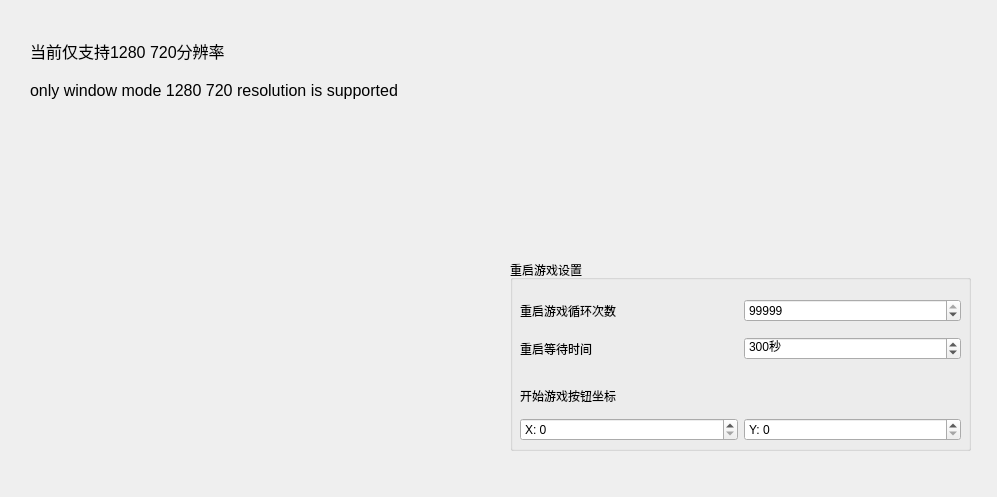
Above: generalpanel.ui from A-SunsetMkt-Forks/wuwaBackendTool before the change. Below: the same form after it.
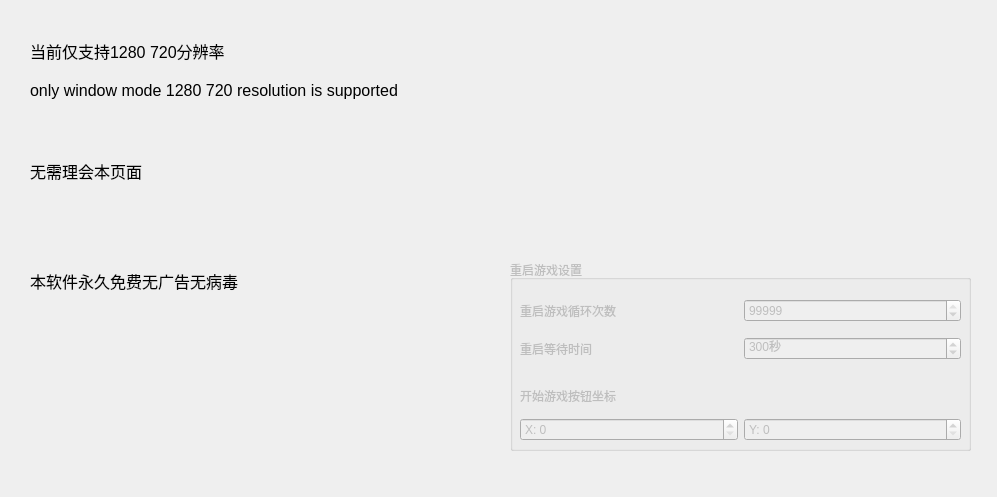
That is the form after the change.

```diff
--- a/generalpanel.ui
+++ b/generalpanel.ui
@@ -50,6 +50,9 @@
    </property>
   </widget>
   <widget class="QGroupBox" name="groupBox">
+   <property name="enabled">
+    <bool>false</bool>
+   </property>
    <property name="geometry">
     <rect>
      <x>510</x>
@@ -177,6 +180,42 @@
     </layout>
    </widget>
   </widget>
+  <widget class="QLabel" name="label_6">
+   <property name="geometry">
+    <rect>
+     <x>30</x>
+     <y>150</y>
+     <width>731</width>
+     <height>41</height>
+    </rect>
+   </property>
+   <property name="font">
+    <font>
+     <pointsize>12</pointsize>
+    </font>
+   </property>
+   <property name="text">
+    <string>无需理会本页面</string>
+   </property>
+  </widget>
+  <widget class="QLabel" name="label_7">
+   <property name="geometry">
+    <rect>
+     <x>30</x>
+     <y>260</y>
+     <width>731</width>
+     <height>41</height>
+    </rect>
+   </property>
+   <property name="font">
+    <font>
+     <pointsize>12</pointsize>
+    </font>
+   </property>
+   <property name="text">
+    <string>本软件永久免费无广告无病毒</string>
+   </property>
+  </widget>
  </widget>
  <resources/>
  <connections/>
```
